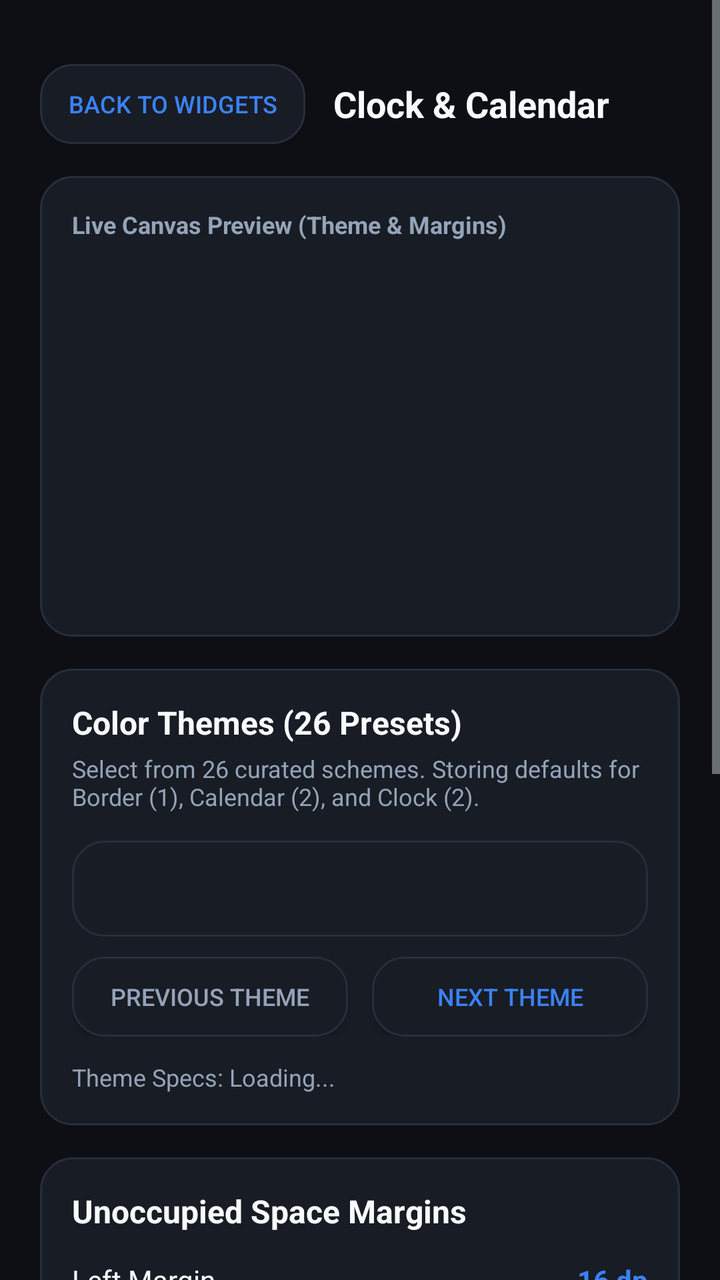
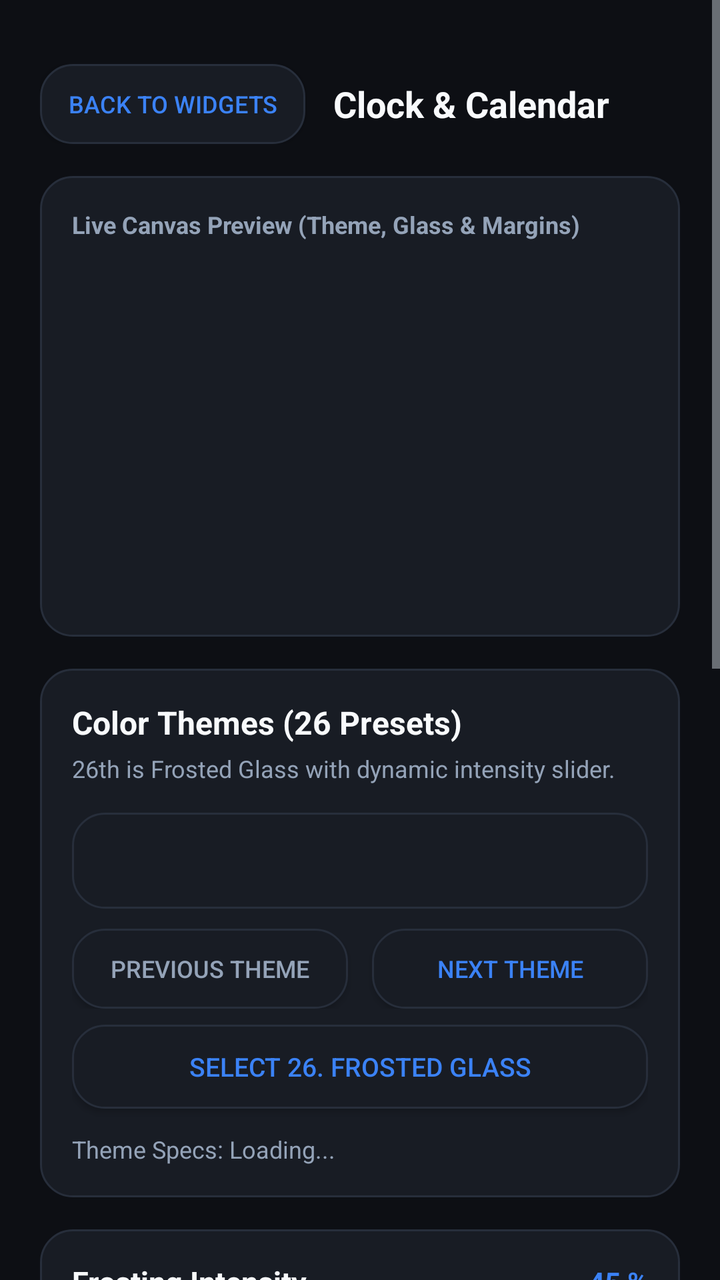

An Android layout rendered at two revisions. The XML below is the earlier revision; the diff shows what the commit changed to produce the second picture.
<!-- AndroidManifest.xml: application theme android:Theme.DeviceDefault.NoActionBar -->
<!-- res/layout/activity_widget_config.xml -->
<?xml version="1.0" encoding="utf-8"?>
<ScrollView xmlns:android="http://schemas.android.com/apk/res/android"
    android:layout_width="match_parent"
    android:layout_height="match_parent"
    android:background="@color/bg_dark">

    <LinearLayout
        android:layout_width="match_parent"
        android:layout_height="wrap_content"
        android:orientation="vertical"
        android:padding="20dp">

        
        <LinearLayout
            android:layout_width="match_parent"
            android:layout_height="wrap_content"
            android:layout_marginTop="12dp"
            android:gravity="center_vertical"
            android:orientation="horizontal">

            <Button
                android:id="@+id/btn_back_to_hub"
                android:layout_width="wrap_content"
                android:layout_height="40dp"
                android:background="@drawable/bg_card"
                android:paddingStart="14dp"
                android:paddingEnd="14dp"
                android:text="Back to Widgets"
                android:textColor="@color/accent_blue"
                android:textSize="12sp" />

            <TextView
                android:id="@+id/text_config_widget_title"
                android:layout_width="0dp"
                android:layout_height="wrap_content"
                android:layout_marginStart="14dp"
                android:layout_weight="1"
                android:text="Clock &amp; Calendar"
                android:textColor="@color/text_primary"
                android:textSize="18sp"
                android:textStyle="bold" />

        </LinearLayout>

        
        <LinearLayout
            android:layout_width="match_parent"
            android:layout_height="wrap_content"
            android:layout_marginTop="16dp"
            android:background="@drawable/bg_card"
            android:orientation="vertical"
            android:padding="16dp">

            <TextView
                android:layout_width="wrap_content"
                android:layout_height="wrap_content"
                android:text="Live Canvas Preview (Theme &amp; Margins)"
                android:textColor="@color/text_secondary"
                android:textSize="12sp"
                android:textStyle="bold" />

            <ImageView
                android:id="@+id/preview_canvas"
                android:layout_width="match_parent"
                android:layout_height="170dp"
                android:layout_marginTop="12dp"
                android:scaleType="fitCenter"
                android:contentDescription="Widget Preview" />

        </LinearLayout>

        
        <LinearLayout
            android:layout_width="match_parent"
            android:layout_height="wrap_content"
            android:layout_marginTop="16dp"
            android:background="@drawable/bg_card"
            android:orientation="vertical"
            android:padding="16dp">

            <TextView
                android:layout_width="wrap_content"
                android:layout_height="wrap_content"
                android:text="Color Themes (26 Presets)"
                android:textColor="@color/text_primary"
                android:textSize="16sp"
                android:textStyle="bold" />

            <TextView
                android:layout_width="wrap_content"
                android:layout_height="wrap_content"
                android:layout_marginTop="4dp"
                android:text="Select from 26 curated schemes. Storing defaults for Border (1), Calendar (2), and Clock (2)."
                android:textColor="@color/text_secondary"
                android:textSize="12sp" />

            
            <Spinner
                android:id="@+id/spinner_themes"
                android:layout_width="match_parent"
                android:layout_height="48dp"
                android:layout_marginTop="14dp"
                android:background="@drawable/bg_card"
                android:paddingStart="12dp"
                android:paddingEnd="12dp" />

            
            <LinearLayout
                android:layout_width="match_parent"
                android:layout_height="wrap_content"
                android:layout_marginTop="10dp"
                android:orientation="horizontal">

                <Button
                    android:id="@+id/btn_prev_theme"
                    android:layout_width="0dp"
                    android:layout_height="40dp"
                    android:layout_weight="1"
                    android:layout_marginEnd="6dp"
                    android:background="@drawable/bg_card"
                    android:text="Previous Theme"
                    android:textColor="@color/text_secondary"
                    android:textSize="12sp" />

                <Button
                    android:id="@+id/btn_next_theme"
                    android:layout_width="0dp"
                    android:layout_height="40dp"
                    android:layout_weight="1"
                    android:layout_marginStart="6dp"
                    android:background="@drawable/bg_card"
                    android:text="Next Theme"
                    android:textColor="@color/accent_blue"
                    android:textSize="12sp" />

            </LinearLayout>

            
            <TextView
                android:id="@+id/text_theme_specs"
                android:layout_width="match_parent"
                android:layout_height="wrap_content"
                android:layout_marginTop="12dp"
                android:lineSpacingMultiplier="1.2"
                android:text="Theme Specs: Loading..."
                android:textColor="@color/text_secondary"
                android:textSize="12sp" />

        </LinearLayout>

        
        <LinearLayout
            android:layout_width="match_parent"
            android:layout_height="wrap_content"
            android:layout_marginTop="16dp"
            android:background="@drawable/bg_card"
            android:orientation="vertical"
            android:padding="16dp">

            <TextView
                android:layout_width="wrap_content"
                android:layout_height="wrap_content"
                android:text="Unoccupied Space Margins"
                android:textColor="@color/text_primary"
                android:textSize="16sp"
                android:textStyle="bold" />

            
            <LinearLayout
                android:layout_width="match_parent"
                android:layout_height="wrap_content"
                android:layout_marginTop="14dp"
                android:gravity="center_vertical"
                android:orientation="horizontal">
                <TextView
                    android:layout_width="0dp"
                    android:layout_height="wrap_content"
                    android:layout_weight="1"
                    android:text="Left Margin"
                    android:textColor="@color/text_primary"
                    android:textSize="14sp" />
                <TextView
                    android:id="@+id/text_margin_left_val"
                    android:layout_width="wrap_content"
                    android:layout_height="wrap_content"
                    android:text="16 dp"
                    android:textColor="@color/accent_blue"
                    android:textSize="14sp"
                    android:textStyle="bold" />
            </LinearLayout>
            <SeekBar
                android:id="@+id/seek_margin_left"
                android:layout_width="match_parent"
                android:layout_height="wrap_content"
                android:layout_marginTop="4dp"
                android:max="48" />

            
            <LinearLayout
                android:layout_width="match_parent"
                android:layout_height="wrap_content"
                android:layout_marginTop="12dp"
                android:gravity="center_vertical"
                android:orientation="horizontal">
                <TextView
                    android:layout_width="0dp"
                    android:layout_height="wrap_content"
                    android:layout_weight="1"
                    android:text="Top Margin"
                    android:textColor="@color/text_primary"
                    android:textSize="14sp" />
                <TextView
                    android:id="@+id/text_margin_top_val"
                    android:layout_width="wrap_content"
                    android:layout_height="wrap_content"
                    android:text="16 dp"
                    android:textColor="@color/accent_blue"
                    android:textSize="14sp"
                    android:textStyle="bold" />
            </LinearLayout>
            <SeekBar
                android:id="@+id/seek_margin_top"
                android:layout_width="match_parent"
                android:layout_height="wrap_content"
                android:layout_marginTop="4dp"
                android:max="48" />

            
            <LinearLayout
                android:layout_width="match_parent"
                android:layout_height="wrap_content"
                android:layout_marginTop="12dp"
                android:gravity="center_vertical"
                android:orientation="horizontal">
                <TextView
                    android:layout_width="0dp"
                    android:layout_height="wrap_content"
                    android:layout_weight="1"
                    android:text="Right Margin"
                    android:textColor="@color/text_primary"
                    android:textSize="14sp" />
                <TextView
                    android:id="@+id/text_margin_right_val"
                    android:layout_width="wrap_content"
                    android:layout_height="wrap_content"
                    android:text="16 dp"
                    android:textColor="@color/accent_blue"
                    android:textSize="14sp"
                    android:textStyle="bold" />
            </LinearLayout>
            <SeekBar
                android:id="@+id/seek_margin_right"
                android:layout_width="match_parent"
                android:layout_height="wrap_content"
                android:layout_marginTop="4dp"
                android:max="48" />

            
            <LinearLayout
                android:layout_width="match_parent"
                android:layout_height="wrap_content"
                android:layout_marginTop="12dp"
                android:gravity="center_vertical"
                android:orientation="horizontal">
                <TextView
                    android:layout_width="0dp"
                    android:layout_height="wrap_content"
                    android:layout_weight="1"
                    android:text="Bottom Margin"
                    android:textColor="@color/text_primary"
                    android:textSize="14sp" />
                <TextView
                    android:id="@+id/text_margin_bottom_val"
                    android:layout_width="wrap_content"
                    android:layout_height="wrap_content"
                    android:text="16 dp"
                    android:textColor="@color/accent_blue"
                    android:textSize="14sp"
                    android:textStyle="bold" />
            </LinearLayout>
            <SeekBar
                android:id="@+id/seek_margin_bottom"
                android:layout_width="match_parent"
                android:layout_height="wrap_content"
                android:layout_marginTop="4dp"
                android:max="48" />

        </LinearLayout>

        
        <LinearLayout
            android:layout_width="match_parent"
            android:layout_height="wrap_content"
            android:layout_marginTop="16dp"
            android:background="@drawable/bg_card"
            android:orientation="vertical"
            android:padding="16dp">

            <LinearLayout
                android:layout_width="match_parent"
                android:layout_height="wrap_content"
                android:gravity="center_vertical"
                android:orientation="horizontal">
                <TextView
                    android:layout_width="0dp"
                    android:layout_height="wrap_content"
                    android:layout_weight="1"
                    android:text="Pill Corner Radius"
                    android:textColor="@color/text_primary"
                    android:textSize="15sp"
                    android:textStyle="bold" />
                <TextView
                    android:id="@+id/text_corner_radius_val"
                    android:layout_width="wrap_content"
                    android:layout_height="wrap_content"
                    android:text="36 dp"
                    android:textColor="@color/accent_blue"
                    android:textSize="14sp"
                    android:textStyle="bold" />
            </LinearLayout>
            <SeekBar
                android:id="@+id/seek_corner_radius"
                android:layout_width="match_parent"
                android:layout_height="wrap_content"
                android:layout_marginTop="6dp"
                android:max="64" />

        </LinearLayout>

        
        <LinearLayout
            android:layout_width="match_parent"
            android:layout_height="wrap_content"
            android:layout_marginTop="20dp"
            android:layout_marginBottom="32dp"
            android:orientation="horizontal">

            <Button
                android:id="@+id/btn_reset_margins"
                android:layout_width="0dp"
                android:layout_height="48dp"
                android:layout_weight="1"
                android:layout_marginEnd="8dp"
                android:background="@drawable/bg_card"
                android:text="Reset Defaults"
                android:textColor="@color/text_secondary"
                android:textSize="13sp" />

            <Button
                android:id="@+id/btn_apply_widget"
                android:layout_width="0dp"
                android:layout_height="48dp"
                android:layout_weight="1"
                android:layout_marginStart="8dp"
                android:background="@drawable/bg_card"
                android:text="Apply to Widget"
                android:textColor="@color/accent_blue"
                android:textSize="13sp" />

        </LinearLayout>

    </LinearLayout>

</ScrollView>
<!-- resources referenced by this layout -->
<resources>
  <color name="accent_blue">#3B82F6</color>
  <color name="bg_dark">#0D0F14</color>
  <color name="text_primary">#F8FAFC</color>
  <color name="text_secondary">#94A3B8</color>
  <!-- drawable bg_card (drawable) -->
  <?xml version="1.0" encoding="utf-8"?>
  <shape xmlns:android="http://schemas.android.com/apk/res/android"
      android:shape="rectangle">
      <corners android:radius="16dp" />
      <solid android:color="@color/card_dark" />
      <stroke
          android:width="1dp"
          android:color="@color/border_card" />
  </shape>
  <color name="card_dark">#181C24</color>
  <color name="border_card">#272E3B</color>
</resources>

<!-- the commit's change to res/layout/activity_widget_config.xml (unified diff, before → after) -->
@@ -54,7 +54,7 @@
             <TextView
                 android:layout_width="wrap_content"
                 android:layout_height="wrap_content"
-                android:text="Live Canvas Preview (Theme &amp; Margins)"
+                android:text="Live Canvas Preview (Theme, Glass &amp; Margins)"
                 android:textColor="@color/text_secondary"
                 android:textSize="12sp"
                 android:textStyle="bold" />
@@ -90,7 +90,7 @@
                 android:layout_width="wrap_content"
                 android:layout_height="wrap_content"
                 android:layout_marginTop="4dp"
-                android:text="Select from 26 curated schemes. Storing defaults for Border (1), Calendar (2), and Clock (2)."
+                android:text="26th is Frosted Glass with dynamic intensity slider."
                 android:textColor="@color/text_secondary"
                 android:textSize="12sp" />
 
@@ -136,6 +136,17 @@
             </LinearLayout>
 
             
+            <Button
+                android:id="@+id/btn_select_frosted_glass"
+                android:layout_width="match_parent"
+                android:layout_height="42dp"
+                android:layout_marginTop="8dp"
+                android:background="@drawable/bg_card"
+                android:text="Select 26. Frosted Glass"
+                android:textColor="@color/accent_blue"
+                android:textSize="13sp" />
+
+            
             <TextView
                 android:id="@+id/text_theme_specs"
                 android:layout_width="match_parent"
@@ -145,6 +156,59 @@
                 android:text="Theme Specs: Loading..."
                 android:textColor="@color/text_secondary"
                 android:textSize="12sp" />
+
+        </LinearLayout>
+
+        
+        <LinearLayout
+            android:id="@+id/card_frosted_intensity"
+            android:layout_width="match_parent"
+            android:layout_height="wrap_content"
+            android:layout_marginTop="16dp"
+            android:background="@drawable/bg_card"
+            android:orientation="vertical"
+            android:padding="16dp">
+
+            <LinearLayout
+                android:layout_width="match_parent"
+                android:layout_height="wrap_content"
+                android:gravity="center_vertical"
+                android:orientation="horizontal">
+
+                <TextView
+                    android:layout_width="0dp"
+                    android:layout_height="wrap_content"
+                    android:layout_weight="1"
+                    android:text="Frosting Intensity"
+                    android:textColor="@color/text_primary"
+                    android:textSize="15sp"
+                    android:textStyle="bold" />
+
+                <TextView
+                    android:id="@+id/text_frosting_intensity_val"
+                    android:layout_width="wrap_content"
+                    android:layout_height="wrap_content"
+                    android:text="45 %"
+                    android:textColor="@color/accent_blue"
+                    android:textSize="14sp"
+                    android:textStyle="bold" />
+
+            </LinearLayout>
+
+            <TextView
+                android:layout_width="wrap_content"
+                android:layout_height="wrap_content"
+                android:layout_marginTop="4dp"
+                android:text="Controls glass opacity, light diffusion, and specular rim brightness."
+                android:textColor="@color/text_secondary"
+                android:textSize="12sp" />
+
+            <SeekBar
+                android:id="@+id/seek_frosting_intensity"
+                android:layout_width="match_parent"
+                android:layout_height="wrap_content"
+                android:layout_marginTop="10dp"
+                android:max="100" />
 
         </LinearLayout>
 
